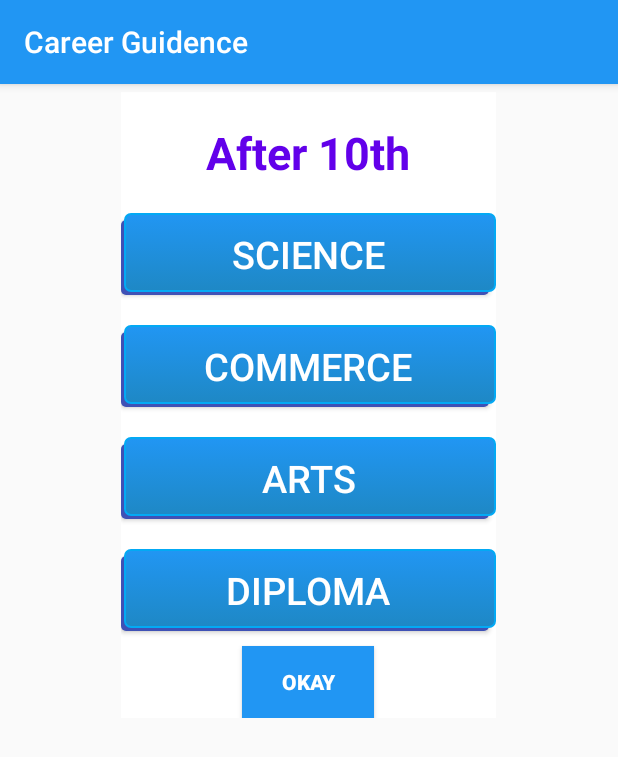
After one commit to SurejaHit/Career_guidance_app, an Android app: the fragment MyDialogFragment shown on its own in the app's theme, on a phone screen of 412 x 824 dp. The commit adds this screen. Shown: the top 757 px of the screen. Run offline under Robolectric (Android 15) with nearby library versions, the phone set to English and light mode, and no system bars.

Commit message:
Some Changes made

```diff
--- a/app/build.gradle
+++ b/app/build.gradle
@@ -37,4 +37,6 @@ dependencies {
 
 
 
+
+
 apply plugin: 'com.google.gms.google-services'
--- a/app/src/main/java/com/example/surejahit/career_guidance_app/CareerAfter10.java
+++ b/app/src/main/java/com/example/surejahit/career_guidance_app/CareerAfter10th.java
@@ -1,13 +1,13 @@
 package com.example.surejahit.career_guidance_app;
 
-import android.support.v7.app.AppCompatActivity;
+import android.app.Activity;
 import android.os.Bundle;
 
-public class CareerAfter10 extends AppCompatActivity {
+public class CareerAfter10th extends Activity {
 
     @Override
     protected void onCreate(Bundle savedInstanceState) {
         super.onCreate(savedInstanceState);
-        setContentView(R.layout.activity_career_after10);
+        setContentView(R.layout.activity_career_after10th);
     }
 }
--- /dev/null
+++ b/app/src/main/java/com/example/surejahit/career_guidance_app/MyDialogFragment.java
@@ -0,0 +1,53 @@
+package com.example.surejahit.career_guidance_app;
+
+import android.app.AlertDialog;
+import android.app.Dialog;
+import android.app.DialogFragment;
+import android.content.DialogInterface;
+import android.os.Build;
+import android.os.Bundle;
+import android.support.annotation.RequiresApi;
+import android.view.LayoutInflater;
+import android.view.View;
+import android.view.ViewGroup;
+import android.widget.Button;
+
+/**
+ * Created by Mit Patel on 11-Mar-18.
+ */
+public class MyDialogFragment extends DialogFragment {
+
+    @Override
+    public View onCreateView(LayoutInflater inflater, ViewGroup container, Bundle savedInstanceState) {
+        View rootView = inflater.inflate(R.layout.fragment_sample_dialog, container, false);
+
+
+        Button dismiss = (Button) rootView.findViewById(R.id.dismiss);
+        dismiss.setOnClickListener(new View.OnClickListener() {
+
+            @Override
+            public void onClick(View v) {
+                dismiss();
+            }
+        });
+
+        return rootView;
+    }
+
+    @RequiresApi(api = Build.VERSION_CODES.LOLLIPOP)
+    @Override
+    public Dialog onCreateDialog(Bundle savedInstanceState) {
+        AlertDialog.Builder builder = new AlertDialog.Builder(getActivity());
+        builder.setView(R.layout.fragment_sample_dialog);
+
+        builder.setPositiveButton("Ok", new DialogInterface.OnClickListener() {
+            @Override
+            public void onClick(DialogInterface dialog, int which) {
+                dismiss();
+            }
+        });
+
+        return builder.create();
+    }
+
+}
--- a/app/src/main/res/layout/fragment_guidance.xml
+++ b/app/src/main/res/layout/fragment_guidance.xml
@@ -3,6 +3,7 @@
     android:layout_width="match_parent"
     android:layout_height="match_parent"
     android:orientation="vertical"
+    android:id="@+id/fragment1"
     android:layout_gravity="center"
 tools:context="com.example.surejahit.career_guidance_app.Guidance_Fragment">
 
--- /dev/null
+++ b/app/src/main/res/layout/fragment_sample_dialog.xml
@@ -0,0 +1,84 @@
+<?xml version="1.0" encoding="utf-8"?>
+<LinearLayout xmlns:android="http://schemas.android.com/apk/res/android"
+    android:layout_width="wrap_content"
+    android:layout_height="wrap_content"
+    android:layout_gravity="center_horizontal"
+    android:padding="5dp"
+    android:orientation="vertical">
+
+    <LinearLayout xmlns:android="http://schemas.android.com/apk/res/android"
+        xmlns:app="http://schemas.android.com/apk/res-auto"
+        xmlns:tools="http://schemas.android.com/tools"
+        android:layout_width="match_parent"
+        android:layout_height="match_parent"
+        android:orientation="vertical"
+        android:background="#ffffff"
+        tools:context="com.example.surejahit.career_guidance_app.CareerAfter10th">
+
+        <TextView
+            android:layout_width="wrap_content"
+            android:layout_height="wrap_content"
+            android:text="After 10th"
+            android:layout_marginTop="20dp"
+            android:textStyle="bold"
+            android:layout_gravity="center_horizontal"
+            android:textSize="30dp"
+            android:textColor="#6200ea"/>
+        <Button
+            android:id="@+id/txt1"
+            android:layout_marginTop="20dp"
+            android:layout_width="250dp"
+            android:layout_height="wrap_content"
+            android:text="Science"
+            android:textColor="#ffff"
+            android:textSize="25dp"
+            android:background="@drawable/button_selector"
+            android:layout_gravity="center_horizontal"/>
+        <Button
+            android:id="@+id/txt2"
+            android:layout_marginTop="20dp"
+            android:layout_width="250dp"
+            android:layout_height="wrap_content"
+            android:textColor="#FFFFFF"
+            android:text="Commerce"
+            android:background="@drawable/button_selector"
+            android:textSize="25dp"
+            android:layout_gravity="center_horizontal"
+            />
+        <Button
+            android:id="@+id/txt3"
+            android:layout_marginTop="20dp"
+            android:layout_width="250dp"
+            android:textColor="#FFFFFF"
+            android:layout_height="wrap_content"
+            android:background="@drawable/button_selector"
+            android:text="Arts"
+            android:textSize="25dp"
+            android:layout_gravity="center_horizontal"/>
+
+        <Button
+            android:id="@+id/btn1"
+            android:layout_marginTop="20dp"
+            android:layout_width="250dp"
+            android:layout_height="wrap_content"
+            android:background="@drawable/button_selector"
+            android:text="Diploma"
+            android:textColor="#FFFFFF"
+            android:textSize="25dp"
+            android:layout_gravity="center_horizontal"/>
+        <Button
+            android:id="@+id/dismiss"
+            android:layout_width="wrap_content"
+            android:layout_height="wrap_content"
+            android:layout_gravity="center_horizontal"
+            android:background="#2196F3"
+            android:textStyle="bold"
+            android:textColor="#FFFFFF"
+            android:onClick="onClick"
+            android:layout_marginTop="10dp"
+            android:text="OKay" />
+
+    </LinearLayout>
+
+
+</LinearLayout>
--- a/app/src/main/res/values/strings.xml
+++ b/app/src/main/res/values/strings.xml
@@ -14,7 +14,8 @@
         <item>Urdu</item>
     </string-array>
 
-    <string name="top1"><b>Machine Learning : </b></string>>
+    <string name="top1"><b>Machine Learning : </b></string>
+    >
     <string name="des1">
     <ol>
         <li> Reason : Machine learning is one of the most popular future trend.To Reducing human error,Banking sectors to manipulate large amount of data accurately,Autonomous Vehicles are increase day to day\n</li>
```
Also changed, not shown: app/src/main/AndroidManifest.xml (+2 -8 lines), app/src/main/java/com/example/surejahit/career_guidance_app/Career_after_10.java (added, +27 -0 lines), app/src/main/java/com/example/surejahit/career_guidance_app/Guidance_Fragment.java (+13 -15 lines), app/src/main/res/layout/activity_career_after10th.xml (added, +62 -0 lines), app/src/main/res/layout/fragment_career_after_10.xml (renamed from app/src/main/res/layout/activity_career_after10.xml, +4 -3 lines), app/src/main/res/layout/nav_header_main.xml (+4 -4 lines).
